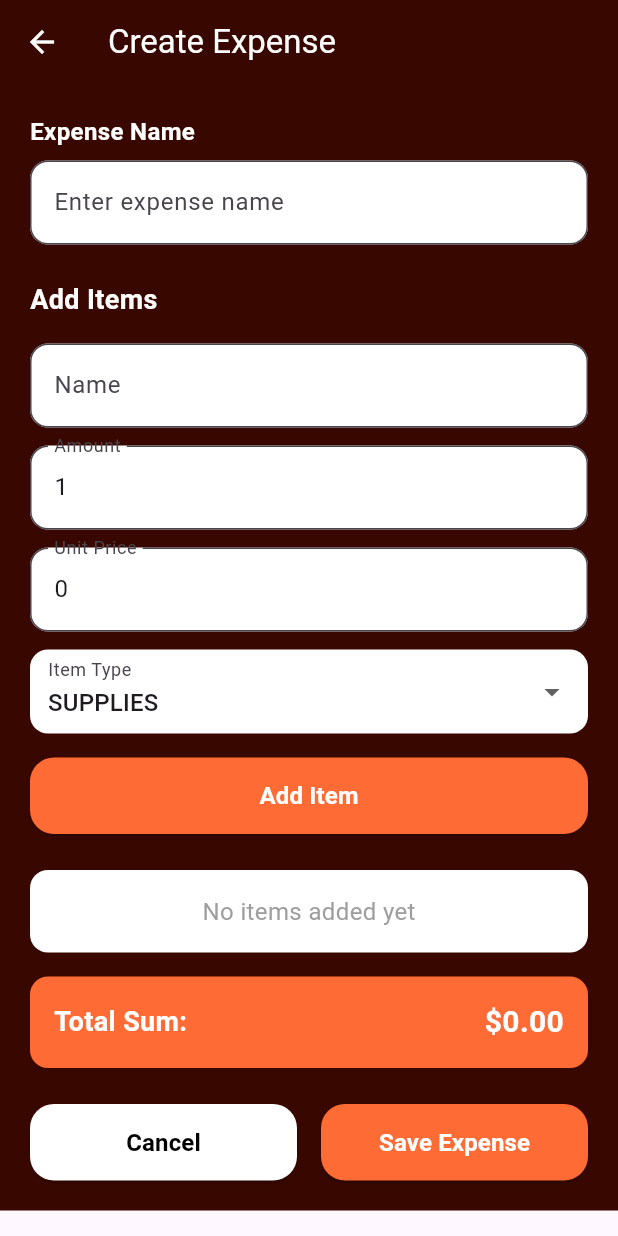
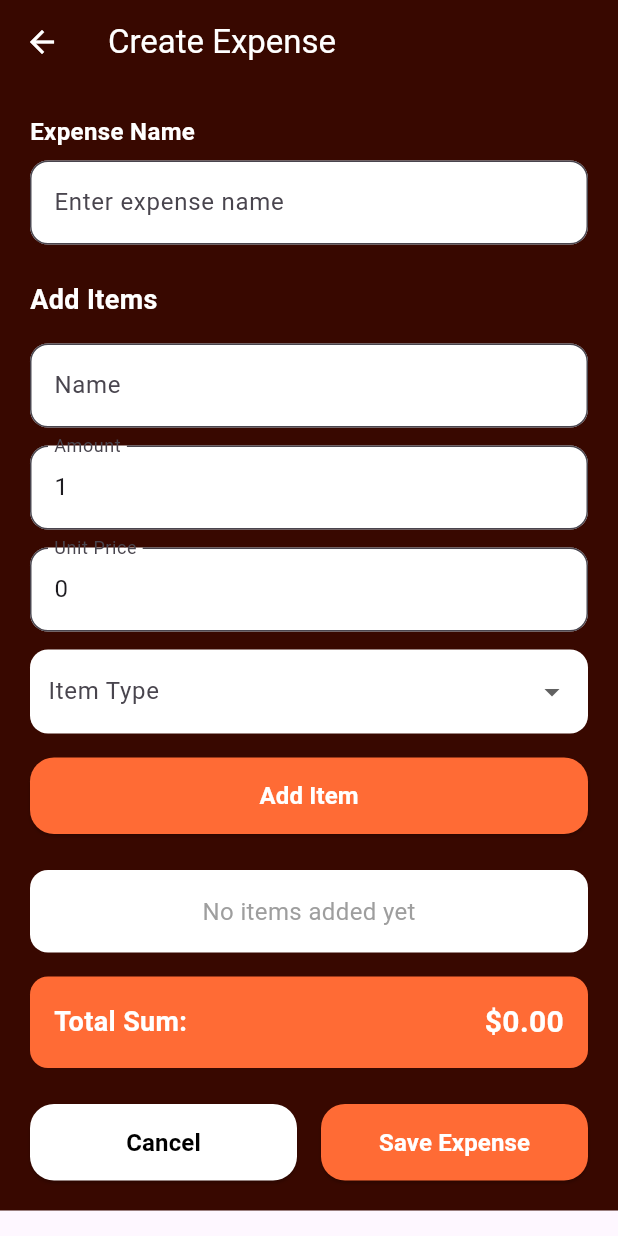
Before and after one commit to NRG-6-IOT/BykerZ-Mobile-Application, a Flutter app: the CreateExpenseView screen opened directly, on a phone screen of 412 x 824 dp. Run offline on Flutter 3.47's test engine with Material 3 defaults, Android fonts, the phone set to English and light mode, and no system bars; our stand-ins replace bloc, flutter_bloc, shared_preferences; accounts and stored records are empty.

Commit message:
chore: fix app.

```diff
--- a/lib/main.dart
+++ b/lib/main.dart
@@ -61,7 +61,7 @@ class MyApp extends StatelessWidget {
         theme: ThemeData(
           colorScheme: ColorScheme.fromSeed(seedColor: Colors.deepPurple),
         ),
-          home: WellnessMetricsScreen(vehicleId: 1),
+          home: SignInPage(),
       )
     );
   }
--- a/lib/maintenance_and_operations/presentation/pages/create_expense.dart
+++ b/lib/maintenance_and_operations/presentation/pages/create_expense.dart
@@ -299,7 +299,6 @@ class _CreateExpenseViewState extends State<CreateExpenseView> {
                       ),
                       padding: const EdgeInsets.symmetric(horizontal: 12),
                       child: DropdownButtonFormField<String>(
-                        initialValue: _selectedItemType,
                         decoration: const InputDecoration(
                           labelText: 'Item Type',
                           border: InputBorder.none,
--- a/lib/vehicle_wellness/presentation/pages/monitoring.dart
+++ b/lib/vehicle_wellness/presentation/pages/monitoring.dart
@@ -1,3 +1,4 @@
+import 'package:byker_z_mobile/shared/presentation/widgets/app_drawer.dart';
 import 'package:flutter/material.dart';
 
 class Monitoring extends StatelessWidget {
@@ -6,6 +7,10 @@ class Monitoring extends StatelessWidget {
   @override
   Widget build(BuildContext context) {
     return Scaffold(
+      appBar: AppBar(
+        title: Text('Vehicles'),
+      ),
+      drawer: AppDrawer(),
       body: Padding(
         padding: const EdgeInsets.symmetric(horizontal: 30, vertical: 50),
         child: Column(
```
Also changed, not shown: pubspec.lock, 1 other file.
